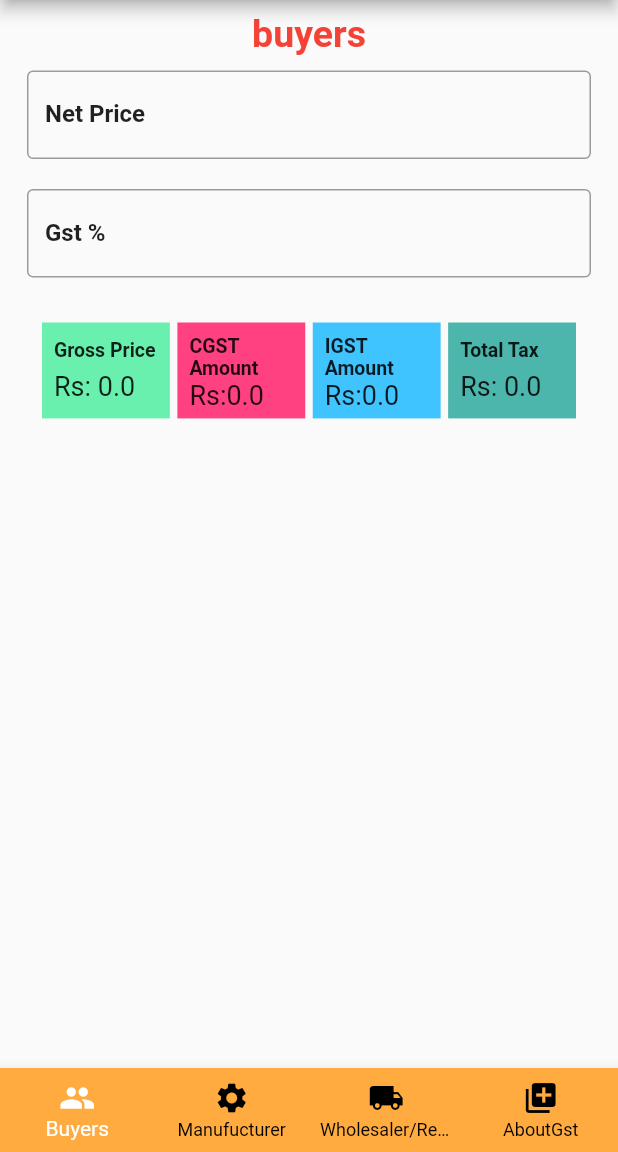
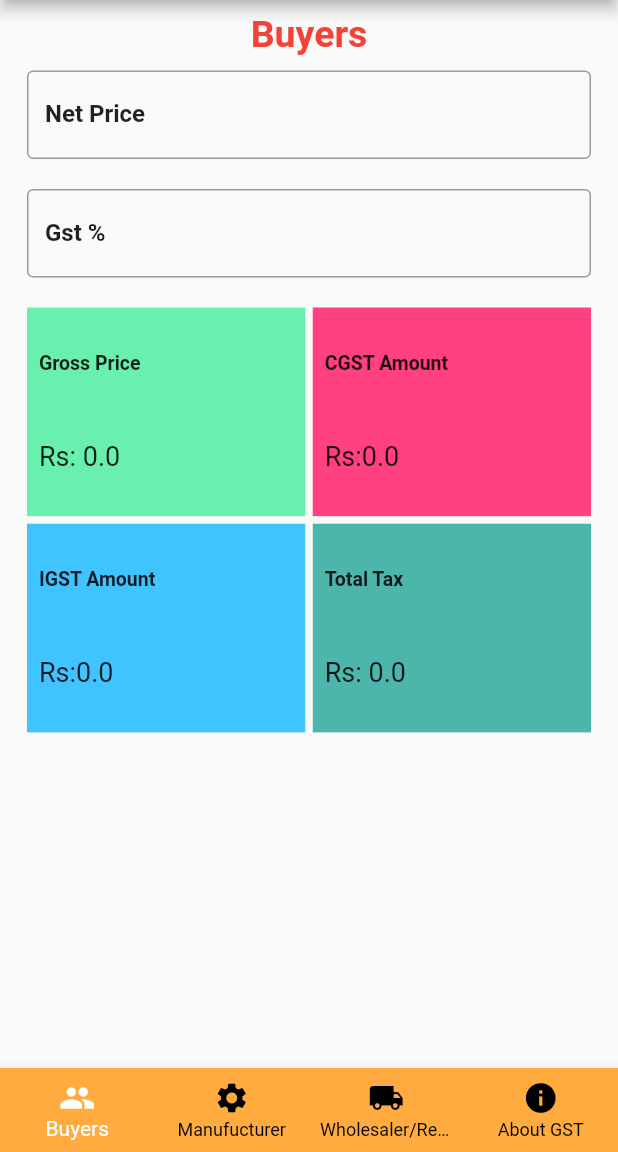
Before and after one commit to JanTechSDK/gst-calculator, a Flutter app: the screen it shows after launch, on a phone screen of 412 x 824 dp, the part 84-1236 px from its top. Run offline on Flutter 3.47's test engine with Material 2 defaults, Android fonts, the phone set to English and light mode, and no system bars.

Commit message:
android app fixes

```diff
--- a/lib/buyer.dart
+++ b/lib/buyer.dart
@@ -64,14 +64,16 @@ class _MyBuyersState extends State<MyBuyers> {
 
   @override
   Widget build(BuildContext context) {
-    return Scaffold(
-      body: Padding(
+    return Center(
+        child: Padding(
           padding: const EdgeInsets.all(8.0),
           child: Column(
+            mainAxisAlignment: MainAxisAlignment.spaceEvenly,
+            crossAxisAlignment: CrossAxisAlignment.stretch,
                 children: [
                   const Center(
                     child: Text(
-                "buyers",
+                      "Buyers",
                       style: TextStyle(
                           fontWeight: FontWeight.bold,
                           fontSize: 25,
@@ -83,6 +85,7 @@ class _MyBuyersState extends State<MyBuyers> {
                     child: TextFormField(
                       controller: _netPriceController,
                       autovalidateMode: AutovalidateMode.onUserInteraction,
+                      keyboardType: TextInputType.number,
                       onChanged: (val) {
                         calculateBuyers();
                       },
@@ -104,6 +107,7 @@ class _MyBuyersState extends State<MyBuyers> {
                     padding: const EdgeInsets.all(10),
                     child: TextFormField(
                       controller: _gstController,
+                      keyboardType: TextInputType.number,
                       autovalidateMode: AutovalidateMode.onUserInteraction,
                       onChanged: (val) {
                         calculateBuyers();
@@ -125,10 +129,10 @@ class _MyBuyersState extends State<MyBuyers> {
                   Expanded(
                     child: GridView.count(
                       primary: false,
-                padding: const EdgeInsets.all(20),
+                      padding: const EdgeInsets.all(10),
                       crossAxisSpacing: 5,
                       mainAxisSpacing: 5,
-                crossAxisCount: 4,
+                      crossAxisCount: 2,
                       childAspectRatio: (8 / 6),
                       children: <Widget>[
                         Container(
--- a/lib/main.dart
+++ b/lib/main.dart
@@ -44,6 +44,7 @@ class _MyHomePageState extends State<MyHomePage> {
   @override
   Widget build(BuildContext context) {
     return Scaffold(
+      resizeToAvoidBottomInset: false,
       appBar: AppBar(
         title: const Center(
           child: Text(
@@ -56,7 +57,7 @@ class _MyHomePageState extends State<MyHomePage> {
           ),
         ),
       ),
-      body: Center(child: lstWidget.elementAt(selectedIndex)),
+      body: SafeArea(child: Center(child: lstWidget.elementAt(selectedIndex))),
       bottomNavigationBar: BottomNavigationBar(
         unselectedItemColor: Colors.black,
         backgroundColor: Colors.orangeAccent,
@@ -83,8 +84,8 @@ class _MyHomePageState extends State<MyHomePage> {
             icon: Icon(Icons.local_shipping),
           ),
           BottomNavigationBarItem(
-            label: "AboutGst",
-            icon: Icon(Icons.library_add),
+            label: "About GST",
+            icon: Icon(Icons.info),
           ),
         ],
       ),
--- a/pubspec.yaml
+++ b/pubspec.yaml
@@ -20,7 +20,7 @@ publish_to: 'none' # Remove this line if you wish to publish to pub.dev
 version: 1.0.0+1
 
 environment:
-  sdk: '>=2.19.0-142.0.dev <3.0.0'
+  sdk: '>=2.18.2 <3.3.0'
 
 # Dependencies specify other packages that your package needs in order to work.
 # To automatically upgrade your package dependencies to the latest versions
```
Also changed, not shown: lib/about_gst.dart (+6 -2 lines), lib/manufacturer.dart (+9 -4 lines), lib/wholesaler.dart (+14 -4 lines), pubspec.lock. Lines whose indentation alone changed are shown as unchanged.
